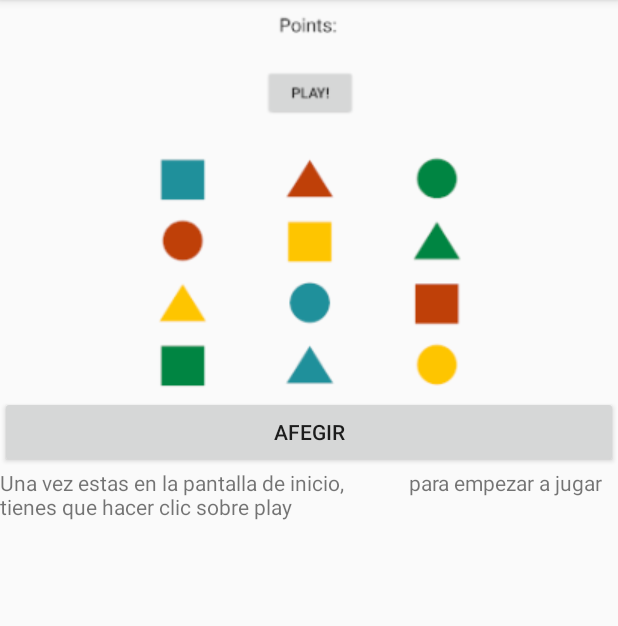
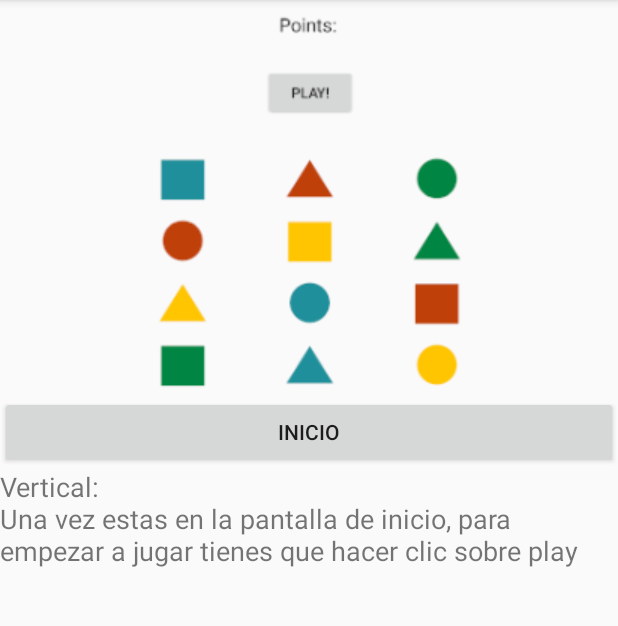
Before and after one commit to davrami/SimonAndroid, an Android app: the fragment fr1 placed in its activity, on a phone screen of 412 x 824 dp, the part 84-710 px from its top. Run offline under Robolectric (Android 15) with nearby library versions, the phone set to English and light mode, and no system bars.

Commit message:
Merge branch 'master' of https://github.com/davrami/SimonAndroid
# Conflicts:
#	app/src/main/java/dam2/simon/Simon.java

Modificación Pantalla Ajuda Fragments

```diff
--- a/app/src/main/res/layout/fragment_fr1.xml
+++ b/app/src/main/res/layout/fragment_fr1.xml
@@ -25,15 +25,13 @@
             android:id="@+id/afegir"
             android:layout_width="match_parent"
             android:layout_height="wrap_content"
-            android:text="Afegir" />
+            android:text="Inicio" />
 
         <TextView
             android:id="@+id/Textajuda"
             android:layout_width="match_parent"
             android:layout_height="wrap_content"
-            android:text="Una vez estas en la pantalla de inicio,
-            para empezar a jugar tienes que hacer clic sobre play" />
-
-
+            android:text="Vertical:\nUna vez estas en la pantalla de inicio, para empezar a jugar tienes que hacer clic sobre play"
+            android:textSize="18sp" />
     </LinearLayout>
 </FrameLayout>
--- a/app/src/main/res/layout/fragment_fr2.xml
+++ b/app/src/main/res/layout/fragment_fr2.xml
@@ -26,14 +26,14 @@
                 android:id="@+id/afegir2"
                 android:layout_width="match_parent"
                 android:layout_height="wrap_content"
-                android:text="Afegir" />
+                android:text="Siguiente" />
 
             <TextView
                 android:id="@+id/Textajuda2"
                 android:layout_width="match_parent"
                 android:layout_height="wrap_content"
-                android:text="Una vez estas en la pantalla de inicio,
-            para empezar a jugar tienes que hacer clic sobre play" />
+                android:text="Horizontal:\nUna vez estas en la pantalla de inicio, para empezar a jugar tienes que hacer clic sobre play"
+                android:textSize="18sp" />
         </LinearLayout>
 
 
```
Also changed, not shown: app/src/main/java/dam2/simon/fr1.java (+5 -8 lines), app/src/main/java/dam2/simon/fr2.java (+5 -8 lines).
